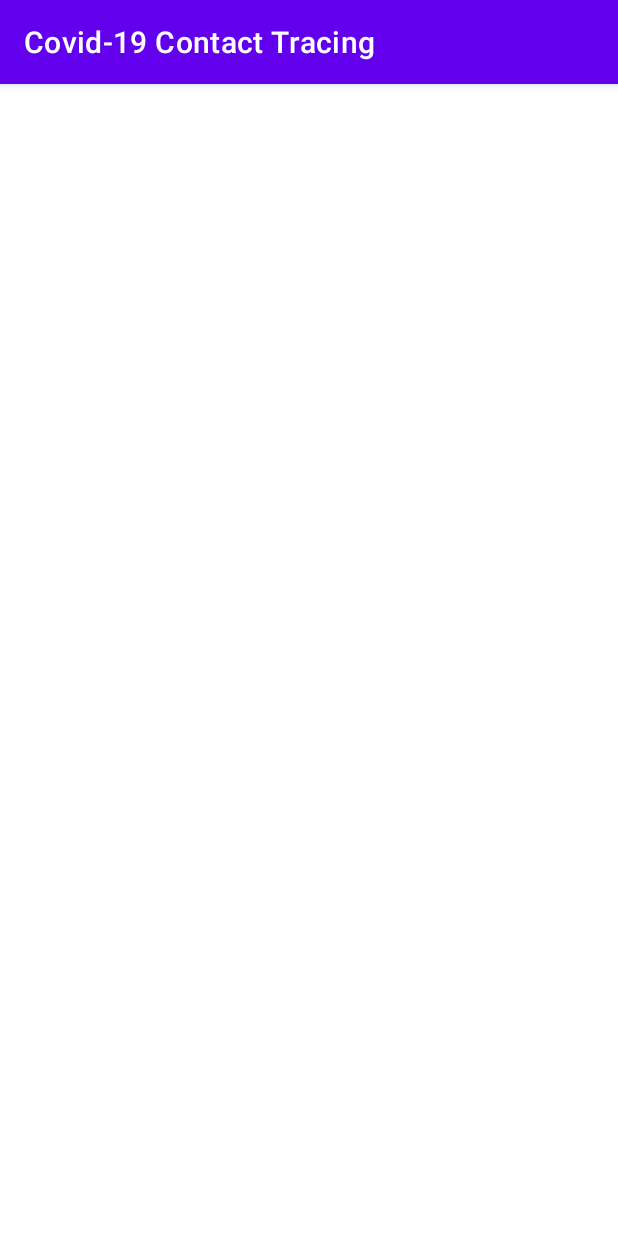
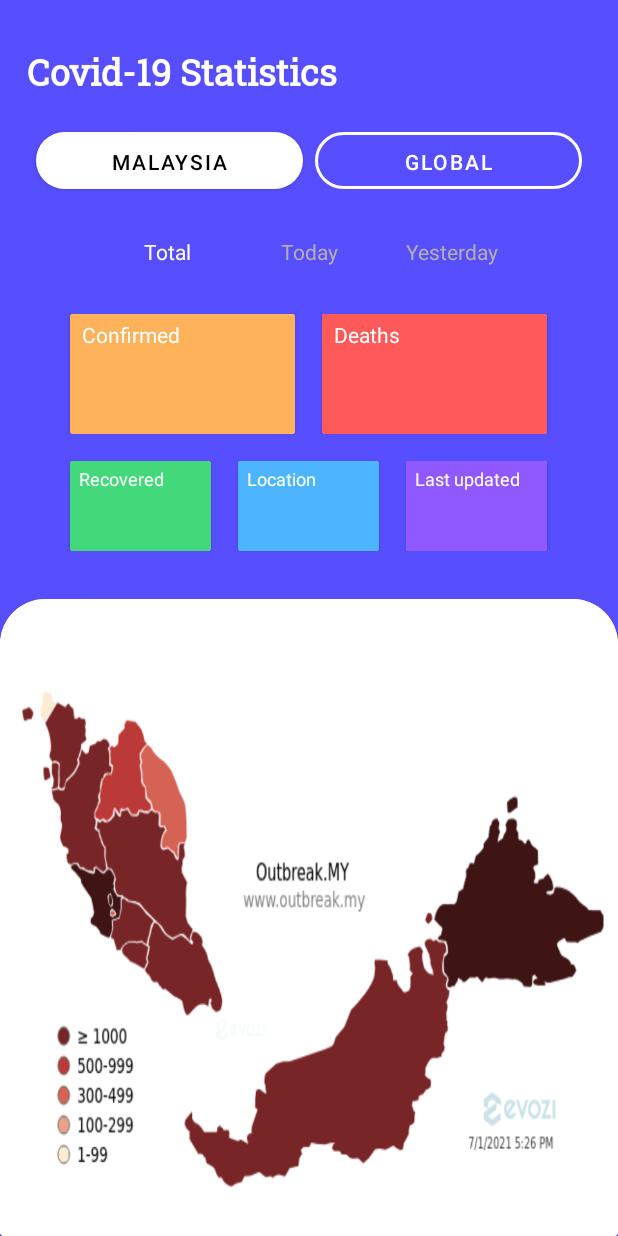
Before and after one commit to skessler79/Covid_Tracking_App, an Android app: the StatisticActivity screen opened directly, with no data from a screen before it, on a phone screen of 412 x 824 dp. Run offline under Robolectric (Android 15) with nearby library versions, the phone set to English and light mode, and no system bars; our stand-ins replace Volley; network calls fail.

Commit message:
statistics page basic UI done

```diff
--- a/Covid19ContactTracing/app/src/main/AndroidManifest.xml
+++ b/Covid19ContactTracing/app/src/main/AndroidManifest.xml
@@ -16,7 +16,9 @@
         android:roundIcon="@mipmap/ic_launcher_round"
         android:supportsRtl="true"
         android:theme="@style/Theme.Covid19ContactTracing">
-        <activity android:name=".StatisticActivity">
+        <activity
+            android:name=".StatisticActivity"
+            android:theme="@style/Theme.UserProfile">
             <intent-filter>
                 <action android:name="android.intent.action.MAIN" />
 
--- a/Covid19ContactTracing/app/src/main/java/com/example/covid_19contacttracing/StatisticActivity.java
+++ b/Covid19ContactTracing/app/src/main/java/com/example/covid_19contacttracing/StatisticActivity.java
@@ -1,11 +1,14 @@
 package com.example.covid_19contacttracing;
 
 import androidx.appcompat.app.AppCompatActivity;
+import androidx.core.content.ContextCompat;
 
+import android.graphics.Color;
 import android.os.Bundle;
 import android.util.Log;
 import android.view.View;
 import android.widget.Button;
+import android.widget.ImageView;
 import android.widget.TextView;
 import android.widget.Toast;
 
@@ -27,31 +30,71 @@ import java.util.Map;
 
 public class StatisticActivity extends AppCompatActivity
 {
-    private TextView mTextViewResult;
-    private RequestQueue mQueue;
+    // Declaring Views
+    private TextView stat_card_cases, stat_card_deaths, stat_card_recovered, stat_card_location, stat_card_updated;
+    private Button malaysia_button, global_button;
+    private ImageView outbreak_map;
 
-    private final String url = "https://covid-19-coronavirus-statistics.p.rapidapi.com/v1/total";
+    boolean selected = false;
+
+    private final String urlGlobal = "https://covid-19-coronavirus-statistics.p.rapidapi.com/v1/total";
     private final String urlMalaysia = "https://covid-19-coronavirus-statistics.p.rapidapi.com/v1/total?country=Malaysia";
 
     @Override
     protected void onCreate(Bundle savedInstanceState)
     {
         super.onCreate(savedInstanceState);
-        setContentView(R.layout.activity_statistic);
+        setContentView(R.layout.activity_statistics);
 
-        mTextViewResult = findViewById(R.id.text_view_result);
+        // Initializing views
+        stat_card_cases = findViewById(R.id.stat_card_cases);
+        stat_card_deaths = findViewById(R.id.stat_card_deaths);
+        stat_card_recovered = findViewById(R.id.stat_card_recovered);
+        stat_card_location = findViewById(R.id.stat_card_location);
+        stat_card_updated = findViewById(R.id.stat_card_updated);
+        outbreak_map = findViewById(R.id.outbreak_map);
+
+        malaysia_button = findViewById(R.id.malaysia_button);
+        global_button = findViewById(R.id.global_button);
+
+        jsonParse(urlMalaysia);
+
+        malaysia_button.setOnClickListener(new View.OnClickListener()
+        {
+            @Override
+            public void onClick(View v)
+            {
+                if(selected)
+                {
+                    malaysia_button.setBackground(ContextCompat.getDrawable(getApplicationContext(), R.drawable.button_scan_background));
+                    global_button.setBackground(ContextCompat.getDrawable(getApplicationContext(), R.drawable.button_user_history_background));
+                    malaysia_button.setTextColor(Color.parseColor("#000000"));
+                    global_button.setTextColor(Color.parseColor("#FFFFFF"));
 
 
-        mQueue = Volley.newRequestQueue(this);
-        jsonParse(url);
-        try
+                    jsonParse(urlMalaysia);
+                    selected = false;
+                }
+            }
+        });
+
+        global_button.setOnClickListener(new View.OnClickListener()
         {
-            Thread.sleep(500);
-        } catch (InterruptedException e)
-        {
-            e.printStackTrace();
-        }
-        jsonParse(urlMalaysia);
+            @Override
+            public void onClick(View v)
+            {
+                if(!selected)
+                {
+                    global_button.setBackground(ContextCompat.getDrawable(getApplicationContext(), R.drawable.button_scan_background));
+                    malaysia_button.setBackground(ContextCompat.getDrawable(getApplicationContext(), R.drawable.button_user_history_background));
+                    malaysia_button.setTextColor(Color.parseColor("#FFFFFF"));
+                    global_button.setTextColor(Color.parseColor("#000000"));
+
+                    jsonParse(urlGlobal);
+                    selected = true;
+                }
+            }
+        });
     }
 
     public void jsonParse(String url) {
@@ -68,13 +111,27 @@ public class StatisticActivity extends AppCompatActivity
                     Long deaths = data.getLong("deaths");
                     Long recovered = data.getLong("recovered");
                     String location = data.getString("location");
-                    mTextViewResult.append(location + " Covid-19 Statistics : \n\n");
-                    mTextViewResult.append("Total cases : " + String.valueOf(confirmed) + "\n" +
-                                           "Total recoveries : " + String.valueOf(recovered) + "\n" +
-                                           "Total deaths : " + String.valueOf(deaths) + "\n\n");
+                    String updated = data.getString("lastReported");
+
+                    stat_card_cases.setText(String.format("%,d", confirmed));
+                    stat_card_deaths.setText(String.format("%,d", deaths));
+                    stat_card_recovered.setText(String.format("%,d", recovered));
+                    stat_card_location.setText(location);
+                    stat_card_updated.setText(updated.substring(0, 10));
+
+                    if(location.equals("Malaysia"))
+                    {
+                        outbreak_map.setImageResource(R.drawable.outbreak_map_malaysia);
+                    }
+                    else
+                    {
+                        outbreak_map.setImageResource(R.drawable.outbreak_map_world);
+                    }
+
 
                 } catch (Exception e)
                 {
+                    Toast.makeText(StatisticActivity.this, "TEST", Toast.LENGTH_SHORT).show();
                     e.printStackTrace();
                 }
             }
@@ -100,50 +157,4 @@ public class StatisticActivity extends AppCompatActivity
 
     }
 
-//    private void jsonParse()
-//    {
-//        String url = "https://api.myjson.com/bins/kp9wz";
-//
-//        JsonObjectRequest request = new JsonObjectRequest(Request.Method.GET, url, null, new Response.Listener<JSONObject>()
-//        {
-//            @Override
-//            public void onResponse(JSONObject response)
-//            {
-//                try
-//                {
-//                    JSONArray jsonArray = response.getJSONArray("employees");
-//                    for(int i = 0; i < jsonArray.length(); ++i)
-//                    {
-//                        JSONObject employee = jsonArray.getJSONObject(i);
-//
-//                        String firstName = employee.getString("firstname");
-//                        int age = employee.getInt("age");
-//                        String mail = employee.getString("mail");
-//
-//                        mTextViewResult.append(firstName + " , " + String.valueOf(age) + " , " + mail + "\n\n");
-//                    }
-//                } catch (JSONException e)
-//                {
-//                    e.printStackTrace();
-//                }
-//            }
-//        }, new Response.ErrorListener()
-//        {
-//            @Override
-//            public void onErrorResponse(VolleyError error)
-//            {
-//                error.printStackTrace();
-//            }
-//        })
-//        {
-//            @Override
-//            public Map<String, String> getHeaders() throws AuthFailureError {
-//            HashMap<String, String> headers = new HashMap<String, String>();
-//            //headers.put("Content-Type", "application/json");
-//            headers.put("key", "Value");
-//            return headers;
-//        };
-//        mQueue.add(request);
-//    }
-
 }
--- a/Covid19ContactTracing/app/src/main/res/layout/activity_statistic.xml
+++ /dev/null
@@ -1,17 +0,0 @@
-<?xml version="1.0" encoding="utf-8"?>
-<RelativeLayout xmlns:android="http://schemas.android.com/apk/res/android"
-    xmlns:app="http://schemas.android.com/apk/res-auto"
-    xmlns:tools="http://schemas.android.com/tools"
-    android:layout_width="match_parent"
-    android:layout_height="match_parent"
-    android:padding="16dp"
-    tools:context=".StatisticActivity">
-
-    <TextView
-        android:id="@+id/text_view_result"
-        android:layout_width="wrap_content"
-        android:layout_height="wrap_content"
-        android:textSize="20sp"
-        android:textColor="@color/black" />
-
-</RelativeLayout>
--- /dev/null
+++ b/Covid19ContactTracing/app/src/main/res/layout/activity_statistics.xml
@@ -0,0 +1,331 @@
+<?xml version="1.0" encoding="utf-8"?>
+<androidx.constraintlayout.widget.ConstraintLayout xmlns:android="http://schemas.android.com/apk/res/android"
+    xmlns:app="http://schemas.android.com/apk/res-auto"
+    xmlns:tools="http://schemas.android.com/tools"
+    android:layout_width="match_parent"
+    android:layout_height="match_parent"
+    android:background="#574FFF"
+    tools:context=".StatisticActivity">
+
+    <TextView
+        android:id="@+id/statistics_text"
+        android:layout_width="wrap_content"
+        android:layout_height="wrap_content"
+        android:layout_marginStart="18dp"
+        android:layout_marginTop="32dp"
+        android:fontFamily="@font/roboto_slab_medium"
+        android:text="Covid-19 Statistics"
+        android:textColor="#FFFFFF"
+        android:textSize="24sp"
+        android:textStyle="bold"
+        app:layout_constraintStart_toStartOf="parent"
+        app:layout_constraintTop_toTopOf="parent" />
+
+    <Button
+        android:id="@+id/malaysia_button"
+        android:layout_width="0dp"
+        android:layout_height="38dp"
+        android:layout_marginStart="24dp"
+        android:layout_marginTop="24dp"
+        android:background="@drawable/button_scan_background"
+        android:text="Malaysia"
+        android:textColor="#000000"
+        app:layout_constraintEnd_toStartOf="@+id/global_button"
+        app:layout_constraintHorizontal_bias="0.5"
+        app:layout_constraintStart_toStartOf="parent"
+        app:layout_constraintTop_toBottomOf="@+id/statistics_text" />
+
+    <Button
+        android:id="@+id/global_button"
+        android:layout_width="0dp"
+        android:layout_height="38dp"
+        android:layout_marginStart="8dp"
+        android:layout_marginEnd="24dp"
+        android:background="@drawable/button_user_history_background"
+        android:text="Global"
+        app:layout_constraintBaseline_toBaselineOf="@+id/malaysia_button"
+        app:layout_constraintEnd_toEndOf="parent"
+        app:layout_constraintHorizontal_bias="0.5"
+        app:layout_constraintStart_toEndOf="@+id/malaysia_button" />
+
+    <TextView
+        android:id="@+id/textView"
+        android:layout_width="0dp"
+        android:layout_height="wrap_content"
+        android:layout_marginStart="64dp"
+        android:layout_marginTop="32dp"
+        android:text="Total"
+        android:textAlignment="center"
+        android:textColor="@color/white"
+        app:layout_constraintEnd_toStartOf="@+id/textView4"
+        app:layout_constraintHorizontal_bias="0.5"
+        app:layout_constraintStart_toStartOf="parent"
+        app:layout_constraintTop_toBottomOf="@+id/malaysia_button" />
+
+    <TextView
+        android:id="@+id/textView4"
+        android:layout_width="0dp"
+        android:layout_height="wrap_content"
+        android:text="Today"
+        android:textAlignment="center"
+        android:textColor="#B2AFAF"
+        app:layout_constraintBaseline_toBaselineOf="@+id/textView"
+        app:layout_constraintEnd_toStartOf="@+id/textView5"
+        app:layout_constraintHorizontal_bias="0.5"
+        app:layout_constraintStart_toEndOf="@+id/textView" />
+
+    <TextView
+        android:id="@+id/textView5"
+        android:layout_width="0dp"
+        android:layout_height="wrap_content"
+        android:layout_marginEnd="64dp"
+        android:text="Yesterday"
+        android:textAlignment="center"
+        android:textColor="#B2AFAF"
+        app:layout_constraintBaseline_toBaselineOf="@+id/textView4"
+        app:layout_constraintEnd_toEndOf="parent"
+        app:layout_constraintHorizontal_bias="0.5"
+        app:layout_constraintStart_toEndOf="@+id/textView4" />
+
+
+    <LinearLayout
+        android:id="@+id/linearLayout2"
+        android:layout_width="match_parent"
+        android:layout_height="80dp"
+        android:layout_marginTop="32dp"
+        android:gravity="center"
+        android:orientation="horizontal"
+        app:layout_constraintTop_toBottomOf="@+id/textView"
+        tools:layout_editor_absoluteX="197dp">
+
+        <androidx.cardview.widget.CardView
+            android:layout_width="150dp"
+            android:layout_height="match_parent"
+            android:layout_marginEnd="18dp"
+            app:cardBackgroundColor="#FFFFFF" >
+
+            <androidx.constraintlayout.widget.ConstraintLayout
+                android:layout_width="match_parent"
+                android:layout_height="match_parent"
+                android:background="#FFB259">
+
+                <TextView
+                    android:layout_width="wrap_content"
+                    android:layout_height="wrap_content"
+                    android:layout_marginStart="8dp"
+                    android:layout_marginTop="4dp"
+                    android:text="Confirmed"
+                    android:textColor="#FFFFFF"
+                    android:textSize="14sp"
+                    app:layout_constraintStart_toStartOf="parent"
+                    app:layout_constraintTop_toTopOf="parent" />
+
+                <TextView
+                    android:id="@+id/stat_card_cases"
+                    android:layout_width="wrap_content"
+                    android:layout_height="wrap_content"
+                    android:layout_marginStart="8dp"
+                    android:layout_marginBottom="8dp"
+                    android:fontFamily="sans-serif-black"
+                    android:text=""
+                    android:textColor="#FFFFFF"
+                    android:textSize="20sp"
+                    app:layout_constraintBottom_toBottomOf="parent"
+                    app:layout_constraintStart_toStartOf="parent" />
+
+            </androidx.constraintlayout.widget.ConstraintLayout>
+
+        </androidx.cardview.widget.CardView>
+
+        <androidx.cardview.widget.CardView
+
+            android:layout_width="150dp"
+            android:layout_height="match_parent" >
+
+            <androidx.constraintlayout.widget.ConstraintLayout
+                android:layout_width="match_parent"
+                android:layout_height="match_parent"
+                android:background="#FF5959">
+
+                <TextView
+                    android:layout_width="wrap_content"
+                    android:layout_height="wrap_content"
+                    android:layout_marginStart="8dp"
+                    android:layout_marginTop="4dp"
+                    android:text="Deaths"
+                    android:textColor="#FFFFFF"
+                    android:textSize="14sp"
+                    app:layout_constraintStart_toStartOf="parent"
+                    app:layout_constraintTop_toTopOf="parent" />
+
+                <TextView
+                    android:id="@+id/stat_card_deaths"
+                    android:layout_width="wrap_content"
+                    android:layout_height="wrap_content"
+                    android:layout_marginStart="8dp"
+                    android:layout_marginBottom="8dp"
+                    android:fontFamily="sans-serif-black"
+                    android:text=""
+                    android:textColor="#FFFFFF"
+                    android:textSize="20sp"
+                    app:layout_constraintBottom_toBottomOf="parent"
+                    app:layout_constraintStart_toStartOf="parent" />
+
+            </androidx.constraintlayout.widget.ConstraintLayout>
+
+        </androidx.cardview.widget.CardView>
+    </LinearLayout>
+
+    <LinearLayout
+        android:id="@+id/linearLayout3"
+        android:layout_width="match_parent"
+        android:layout_height="60dp"
+        android:layout_marginTop="18dp"
+        android:gravity="center"
+        android:orientation="horizontal"
+        app:layout_constraintTop_toBottomOf="@+id/linearLayout2"
+        tools:layout_editor_absoluteX="197dp">
+
+        <androidx.cardview.widget.CardView
+            android:layout_width="94dp"
+            android:layout_height="match_parent"
+            android:layout_marginEnd="18dp">
+
+            <androidx.constraintlayout.widget.ConstraintLayout
+                android:layout_width="match_parent"
+                android:layout_height="match_parent"
+                android:background="#43D97B">
+
+                <TextView
+                    android:layout_width="wrap_content"
+                    android:layout_height="wrap_content"
+                    android:layout_marginStart="6dp"
+                    android:layout_marginTop="3dp"
+                    android:text="Recovered"
+                    android:textColor="#FFFFFF"
+                    android:textSize="12sp"
+                    app:layout_constraintStart_toStartOf="parent"
+                    app:layout_constraintTop_toTopOf="parent" />
+
+                <TextView
+                    android:id="@+id/stat_card_recovered"
+                    android:layout_width="wrap_content"
+                    android:layout_height="wrap_content"
+                    android:layout_marginStart="6dp"
+                    android:layout_marginBottom="6dp"
+                    android:fontFamily="sans-serif-black"
+                    android:text=""
+                    android:textColor="#FFFFFF"
+                    android:textSize="14sp"
+                    app:layout_constraintBottom_toBottomOf="parent"
+                    app:layout_constraintStart_toStartOf="parent" />
+
+            </androidx.constraintlayout.widget.ConstraintLayout>
+
+        </androidx.cardview.widget.CardView>
+
+        <androidx.cardview.widget.CardView
+            android:layout_width="94dp"
+            android:layout_height="match_parent"
+            android:layout_marginEnd="18dp">
+
+            <androidx.constraintlayout.widget.ConstraintLayout
+                android:layout_width="match_parent"
+                android:layout_height="match_parent"
+                android:background="#4DB5FF">
+
+                <TextView
+                    android:layout_width="wrap_content"
+                    android:layout_height="wrap_content"
+                    android:layout_marginStart="6dp"
+                    android:layout_marginTop="3dp"
+                    android:text="Location"
+                    android:textColor="#FFFFFF"
+                    android:textSize="12sp"
+                    app:layout_constraintStart_toStartOf="parent"
+                    app:layout_constraintTop_toTopOf="parent" />
+
+                <TextView
+                    android:id="@+id/stat_card_location"
+                    android:layout_width="wrap_content"
+                    android:layout_height="wrap_content"
+                    android:layout_marginStart="6dp"
+                    android:layout_marginBottom="6dp"
+                    android:fontFamily="sans-serif-black"
+                    android:text=""
+                    android:textColor="#FFFFFF"
+                    android:textSize="14sp"
+                    app:layout_constraintBottom_toBottomOf="parent"
+                    app:layout_constraintStart_toStartOf="parent" />
+
+            </androidx.constraintlayout.widget.ConstraintLayout>
+
+        </androidx.cardview.widget.CardView>
+
+        <androidx.cardview.widget.CardView
+            android:layout_width="94dp"
+            android:layout_height="match_parent">
+
+            <androidx.constraintlayout.widget.ConstraintLayout
+                android:layout_width="match_parent"
+                android:layout_height="match_parent"
+                android:background="#9059FF">
+
+                <TextView
+                    android:layout_width="wrap_content"
+                    android:layout_height="wrap_content"
+                    android:layout_marginStart="6dp"
+                    android:layout_marginTop="3dp"
+                    android:text="Last updated"
+                    android:textColor="#FFFFFF"
+                    android:textSize="12sp"
+                    app:layout_constraintStart_toStartOf="parent"
+                    app:layout_constraintTop_toTopOf="parent" />
+
+                <TextView
+                    android:id="@+id/stat_card_updated"
+                    android:layout_width="wrap_content"
+                    android:layout_height="wrap_content"
+                    android:layout_marginStart="6dp"
+                    android:layout_marginBottom="6dp"
+                    android:fontFamily="sans-serif-black"
+                    android:text=""
+                    android:textColor="#FFFFFF"
+                    android:textSize="14sp"
+                    app:layout_constraintBottom_toBottomOf="parent"
+                    app:layout_constraintStart_toStartOf="parent" />
+
+            </androidx.constraintlayout.widget.ConstraintLayout>
+
+        </androidx.cardview.widget.CardView>
+    </LinearLayout>
+
+    <androidx.cardview.widget.CardView
+        android:layout_width="match_parent"
+        android:layout_height="100dp"
+        app:layout_constraintBottom_toBottomOf="@+id/cardView3"
+        tools:layout_editor_absoluteX="334dp" />
+
+    <androidx.cardview.widget.CardView
+        android:id="@+id/cardView3"
+        android:layout_width="match_parent"
+        android:layout_height="0dp"
+        android:layout_marginTop="32dp"
+        app:cardCornerRadius="30dp"
+        app:layout_constraintBottom_toBottomOf="parent"
+        app:layout_constraintTop_toBottomOf="@+id/linearLayout3"
+        tools:layout_editor_absoluteX="366dp">
+
+        <ImageView
+            android:id="@+id/outbreak_map"
+            android:layout_width="match_parent"
+            android:layout_height="match_parent"
+            android:layout_marginTop="0dp"
+            android:scaleType="fitXY"
+            app:srcCompat="@drawable/outbreak_map_malaysia" />
+    </androidx.cardview.widget.CardView>
+
+
+
+
+</androidx.constraintlayout.widget.ConstraintLayout>
```
Also changed, not shown: Covid19ContactTracing/app/src/main/res/drawable/outbreak_map_malaysia.png (added), Covid19ContactTracing/app/src/main/res/drawable/outbreak_map_world.png (added).
